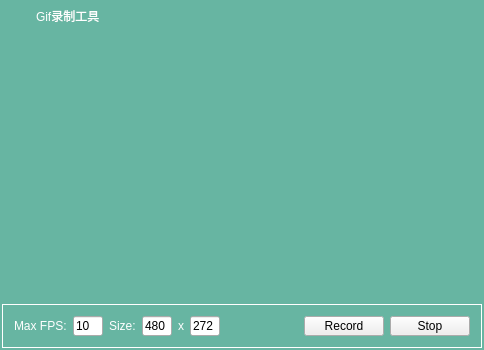
Qt form recordwidget.ui (Liu-Eleven/CreateGif) before a commit.
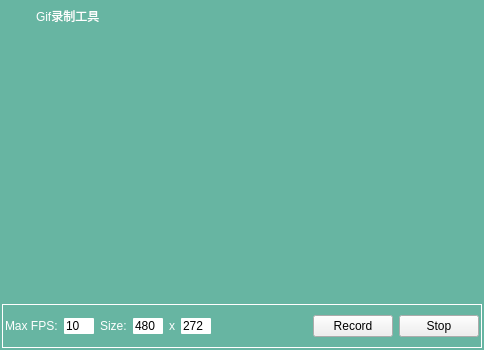
The same form after that commit. Icons and pictures are not drawn.

What changed in the file:
```diff
--- a/recordwidget.ui
+++ b/recordwidget.ui
@@ -47,7 +47,14 @@
 {
 	border: 1px solid #ffffff;
 	border-radius: 0px;
-}</string>
+}
+
+QLineEdit
+{
+	border: none;
+	border-radius: 1px;
+}
+</string>
   </property>
   <layout class="QVBoxLayout" name="verticalLayout" stretch="0,1,0">
    <property name="spacing">
@@ -170,6 +177,18 @@
       <string/>
      </property>
      <layout class="QHBoxLayout" name="horizontalLayout">
+      <property name="leftMargin">
+       <number>2</number>
+      </property>
+      <property name="topMargin">
+       <number>2</number>
+      </property>
+      <property name="rightMargin">
+       <number>2</number>
+      </property>
+      <property name="bottomMargin">
+       <number>2</number>
+      </property>
       <item>
        <widget class="QLabel" name="label">
         <property name="text">
```
